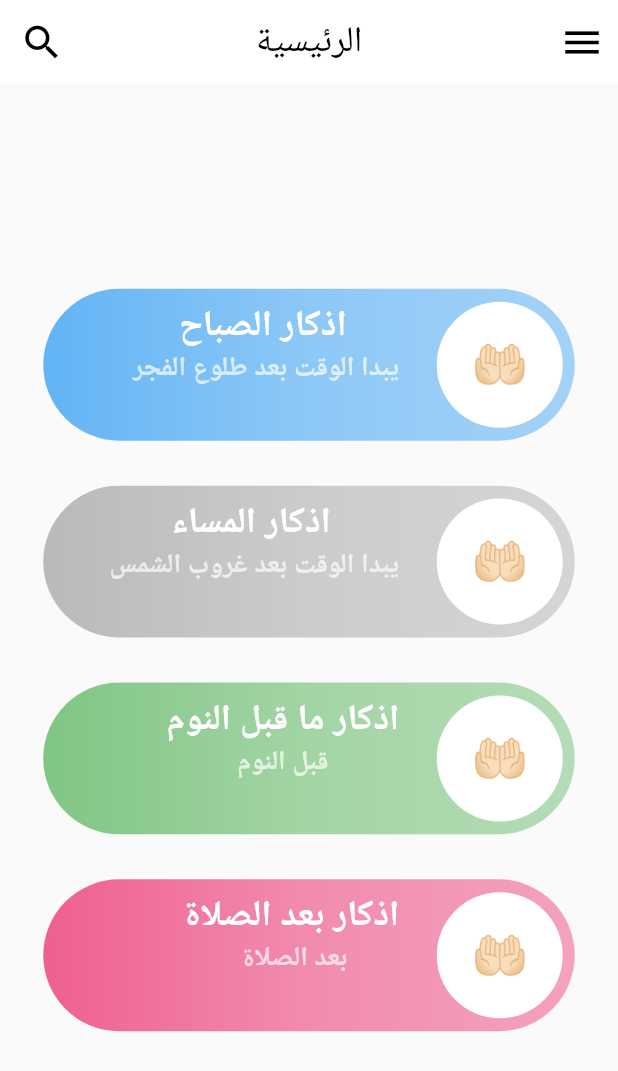
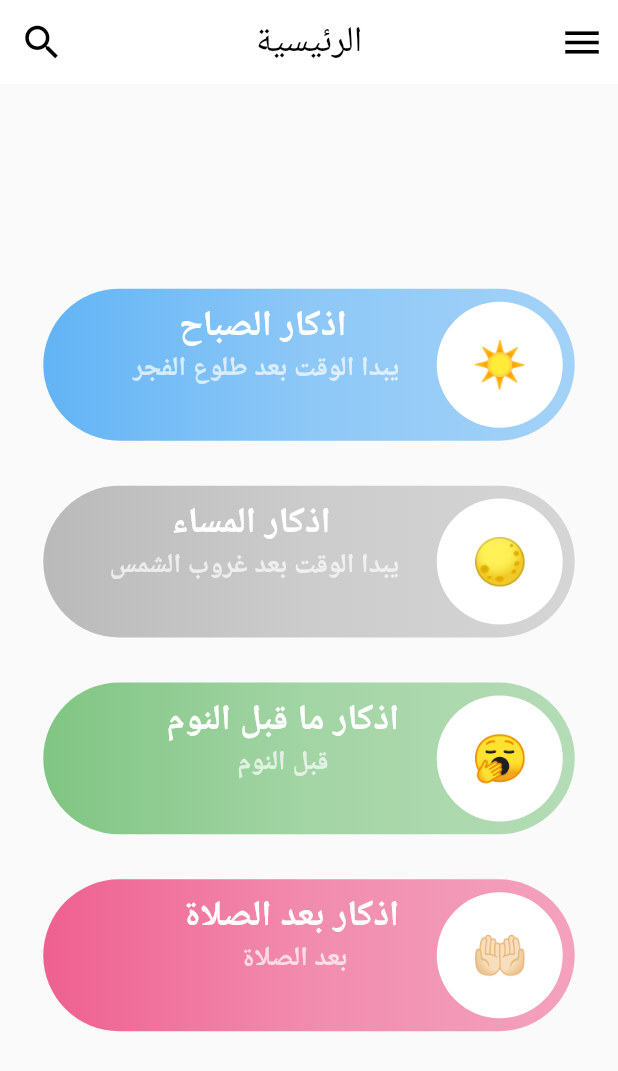
Before and after one commit to Ali1910/athkarApp, a Flutter app: the screen it shows after launch, on a phone screen of 412 x 824 dp. Shown: the top 1071 px of the screen. Run offline on Flutter 3.47's test engine with Material 2 defaults, Android fonts, the light colour scheme and no system bars; Roboto replaces fonts that are missing (IBM Plex Sans Arabic).

Commit message:
refactor const data

```diff
--- a/lib/core/constants.dart
+++ b/lib/core/constants.dart
@@ -19,3 +19,4 @@
   Colors.green,
   Colors.pink
 ];
+const List<String> circleavatrchildern = ['☀', '🌕', '🥱', '🤲🏻'];
--- a/lib/features/Home/homeview.dart
+++ b/lib/features/Home/homeview.dart
@@ -59,6 +59,7 @@ class Customazkarlistview extends StatelessWidget {
           return CustomAzkarButton(
             maintext: miantexts[index],
             subtext: subtexts[index],
+            circleavatarchild: circleavatrchildern[index],
             boxcolor: boxcolors[index],
           );
         },
--- a/lib/features/Home/widgets/CustomAzkarbutton.dart
+++ b/lib/features/Home/widgets/CustomAzkarbutton.dart
@@ -5,8 +5,10 @@ class CustomAzkarButton extends StatelessWidget {
       {super.key,
       required this.maintext,
       required this.subtext,
-      required this.boxcolor});
+      required this.boxcolor,
+      required this.circleavatarchild});
   final String maintext;
+  final String circleavatarchild;
   final String subtext;
   final Color boxcolor;
 
@@ -56,14 +58,14 @@ class CustomAzkarButton extends StatelessWidget {
               const SizedBox(
                 width: 25,
               ),
-              const CircleAvatar(
+              CircleAvatar(
                 radius: 42,
                 backgroundColor: Colors.white,
                 // backgroundImage: AssetImage('assets/images/OIP.jpeg'),
 
                 child: Text(
-                  '🤲🏻',
-                  style: TextStyle(fontSize: 30),
+                  circleavatarchild,
+                  style: const TextStyle(fontSize: 30),
                 ),
               ),
             ],
```
